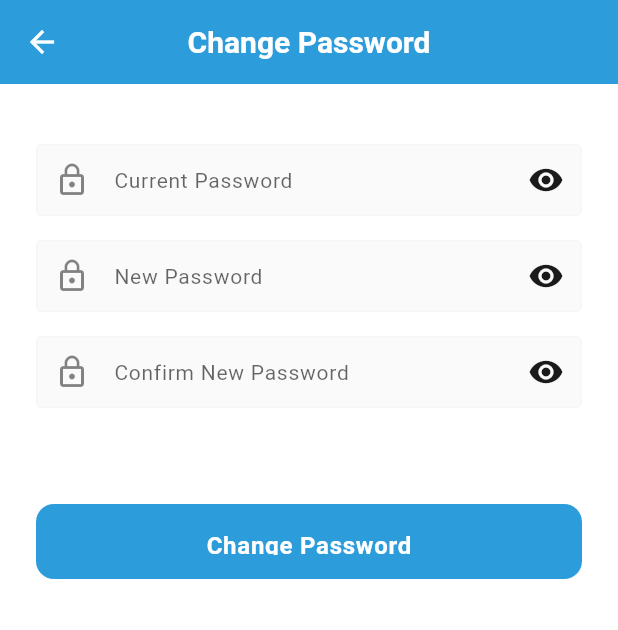
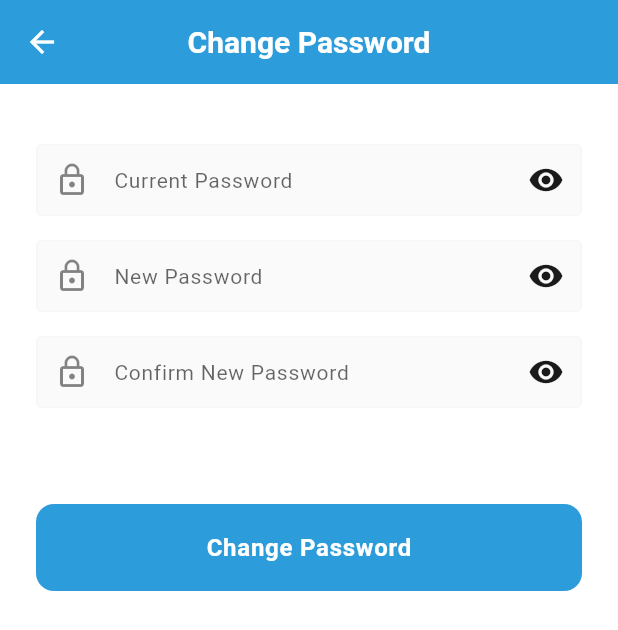
Before and after one commit to Jakir123/MedTrack, a Flutter app: the ChangePasswordScreen screen opened directly, on a phone screen of 412 x 824 dp. Shown: the top 630 px of the screen. Run offline on Flutter 3.47's test engine with Material 3 defaults, Android fonts, the phone set to English and light mode, and no system bars; our stand-ins replace cached_network_image, cloud_firestore, device_info_plus, firebase_auth, firebase_core, flutter_local_notifications and 9 more; missing offline and left inert: android_alarm_manager_plus; accounts and stored records are empty; project files that could hold a hidden picture were left out.

Commit message:
updated button height

```diff
--- a/lib/features/authentication/change_password_screen.dart
+++ b/lib/features/authentication/change_password_screen.dart
@@ -162,7 +162,7 @@ class _ChangePasswordScreenState extends State<ChangePasswordScreen> {
                 // Change Password Button
                 SizedBox(
                   width: double.infinity,
-                  height: 50,
+                  height: 58,
                   child: ElevatedButton(
                     onPressed: vm.isLoading
                         ? null
--- a/lib/features/authentication/sign_up_screen.dart
+++ b/lib/features/authentication/sign_up_screen.dart
@@ -149,7 +149,7 @@ class _SignUpScreenState extends State<SignUpScreen> {
                           child: Text(vm.authError!, style: const TextStyle(color: Colors.red)),
                         ),
                       SizedBox(
-                        height: 50,
+                        height: 58,
                         child: ElevatedButton(
                           onPressed: vm.isLoading
                               ? null
```
Also changed, not shown: 1 other file.
